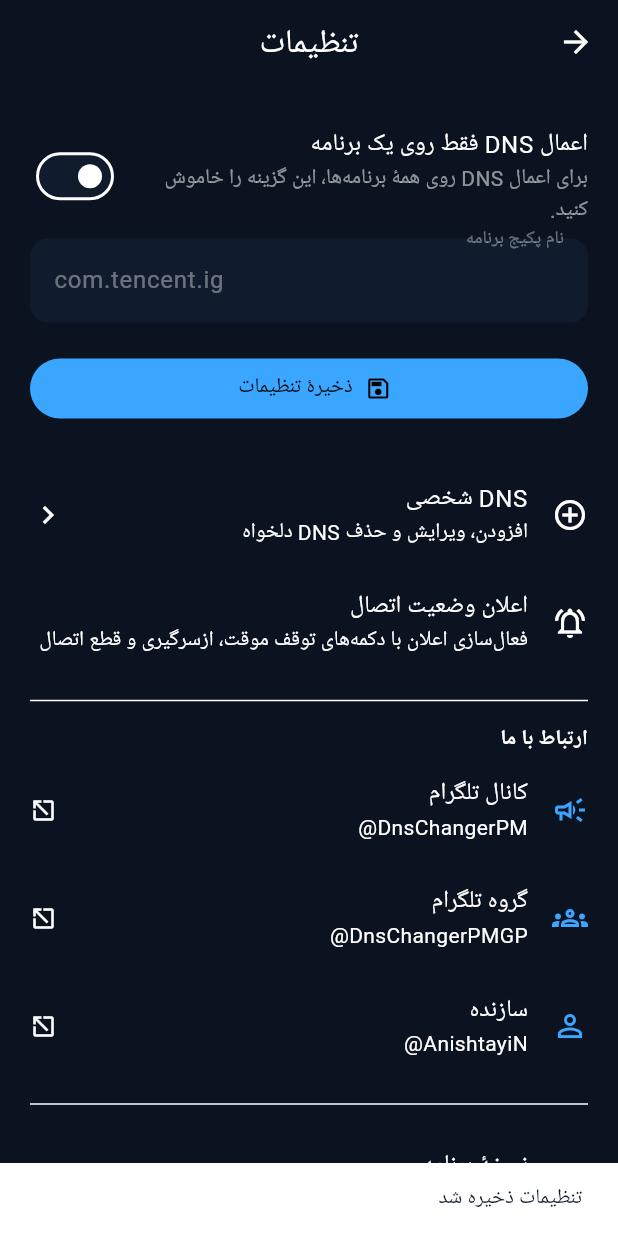
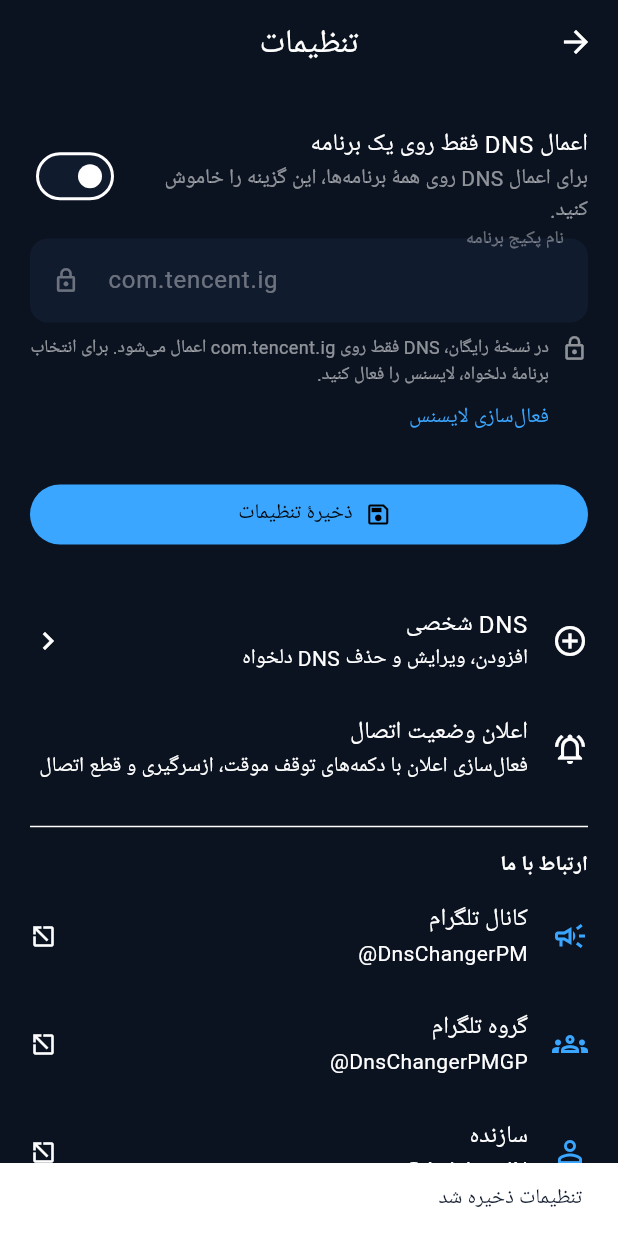
Before and after one commit to DnsChangerPM/app, a Flutter app: the SettingsScreen screen opened directly, after a tap on "ذخیرهٔ تنظیمات", on a phone screen of 412 x 824 dp. Run offline on Flutter 3.47's test engine with Material 3 defaults, Android fonts, the phone set to English and light mode, and no system bars; our stand-ins replace package_info_plus, shared_preferences; accounts and stored records are empty; network calls fail.

Commit message:
Lock single-app target package to com.tencent.ig without an active license

```diff
--- a/lib/screens/home_screen.dart
+++ b/lib/screens/home_screen.dart
@@ -10,6 +10,7 @@ import '../models/vpn_status.dart';
 import '../services/custom_dns_service.dart';
 import '../services/dns_catalog.dart';
 import '../services/license_service.dart';
+import '../services/target_package_policy.dart';
 import '../services/version_service.dart';
 import '../services/vpn_service.dart';
 import '../widgets/server_card.dart';
@@ -35,7 +36,7 @@ class _HomeScreenState extends State<HomeScreen> with WidgetsBindingObserver {
   bool _loading = true;
   String selectedId = 'cloudflare';
   bool focusGame = false;
-  String targetPackage = 'com.tencent.ig';
+  String targetPackage = TargetPackagePolicy.defaultTargetPackage;
   bool get running => _status.isConnected;
   bool get busy => _commandPending || _status.isBusy;
 
@@ -107,7 +108,12 @@ class _HomeScreenState extends State<HomeScreen> with WidgetsBindingObserver {
     }
     final nextServer = nextServers.firstWhere((server) => server.id == nextId);
     final nextFocus = prefs.getBool('focus_game') ?? false;
-    final nextPackage = prefs.getString('target_package') ?? 'com.tencent.ig';
+    // The single-app target is a licensed feature: free installs always fall
+    // back to the default package, whatever is stored in preferences.
+    final nextPackage = TargetPackagePolicy.resolve(
+      prefs.getString(TargetPackagePolicy.prefsKey),
+      licenseActive: _license.cachedInfo?.isActive ?? false,
+    );
     final changed = _selectedServer?.id != nextId ||
         !listEquals(_selectedServer?.addresses, nextServer.addresses) ||
         focusGame != nextFocus ||
@@ -260,8 +266,14 @@ class _HomeScreenState extends State<HomeScreen> with WidgetsBindingObserver {
           return;
         }
       }
+      // Re-resolve right before starting so a revoked/expired license instantly
+      // falls back to the free default package.
+      final effectivePackage = TargetPackagePolicy.resolve(
+        targetPackage,
+        licenseActive: _license.cachedInfo?.isActive ?? false,
+      );
       await _runCommand(() => _vpn.start(server.addresses,
-          allowedPackages: focusGame ? [targetPackage] : <String>[]));
+          allowedPackages: focusGame ? [effectivePackage] : <String>[]));
     }
   }
 
--- a/lib/screens/settings_screen.dart
+++ b/lib/screens/settings_screen.dart
@@ -4,9 +4,12 @@ import 'package:shared_preferences/shared_preferences.dart';
 import 'package:url_launcher/url_launcher.dart';
 
 import '../services/app_config.dart';
+import '../services/license_service.dart';
+import '../services/target_package_policy.dart';
 import '../services/version_service.dart';
 import '../services/vpn_service.dart';
 import 'custom_dns_screen.dart';
+import 'license_screen.dart';
 
 class SettingsScreen extends StatefulWidget {
   const SettingsScreen({super.key});
@@ -21,7 +24,9 @@ class _SettingsScreenState extends State<SettingsScreen> {
   bool _loading = true;
   bool _saving = false;
   bool _checking = false;
+  bool _licenseActive = false;
   String version = '';
+  final LicenseService _license = LicenseService();
 
   @override
   void initState() {
@@ -31,8 +36,19 @@ class _SettingsScreenState extends State<SettingsScreen> {
 
   Future<void> _init() async {
     final prefs = await SharedPreferences.getInstance();
+    await _license.load();
     if (!mounted) return;
-    _pkgController.text = prefs.getString('target_package') ?? 'com.tencent.ig';
+    _licenseActive = _license.cachedInfo?.isActive ?? false;
+    final resolved = TargetPackagePolicy.resolve(
+      prefs.getString(TargetPackagePolicy.prefsKey),
+      licenseActive: _licenseActive,
+    );
+    _pkgController.text = resolved;
+    // Free installs are pinned to the default package: normalise any stale
+    // value that was saved while a license was active.
+    if (prefs.getString(TargetPackagePolicy.prefsKey) != resolved) {
+      await prefs.setString(TargetPackagePolicy.prefsKey, resolved);
+    }
     focusGame = prefs.getBool('focus_game') ?? false;
     try {
       final info = await PackageInfo.fromPlatform();
@@ -49,16 +65,24 @@ class _SettingsScreenState extends State<SettingsScreen> {
 
   Future<void> _save() async {
     if (_saving || _loading) return;
-    final package = _pkgController.text.trim();
-    if (focusGame &&
-        !RegExp(r'^[a-zA-Z]\w*(\.[a-zA-Z]\w*)+$').hasMatch(package)) {
+    final package = _licenseActive
+        ? _pkgController.text.trim()
+        : TargetPackagePolicy.defaultTargetPackage;
+    if (!_licenseActive &&
+        _pkgController.text.trim() != TargetPackagePolicy.defaultTargetPackage) {
+      _pkgController.text = TargetPackagePolicy.defaultTargetPackage;
+      _snack(
+          'تغییر نام پکیج فقط با لایسنس فعال ممکن است؛ نسخهٔ رایگان روی ${TargetPackagePolicy.defaultTargetPackage} قفل است.');
+      return;
+    }
+    if (focusGame && !TargetPackagePolicy.isValidPackage(package)) {
       _snack('نام پکیج برنامه را درست وارد کنید؛ مثلاً com.tencent.ig');
       return;
     }
     setState(() => _saving = true);
     try {
       final prefs = await SharedPreferences.getInstance();
-      await prefs.setString('target_package', package);
+      await prefs.setString(TargetPackagePolicy.prefsKey, package);
       await prefs.setBool('focus_game', focusGame);
       _snack('تنظیمات ذخیره شد');
     } catch (_) {
@@ -132,13 +156,19 @@ class _SettingsScreenState extends State<SettingsScreen> {
                     activeColor: const Color(0xFF00D1B2),
                   ),
                   TextField(
+                    key: const Key('settings_target_package'),
                     controller: _pkgController,
-                    enabled: focusGame && !_saving,
+                    enabled: _licenseActive && focusGame && !_saving,
+                    readOnly: !_licenseActive,
                     textDirection: TextDirection.ltr,
                     autocorrect: false,
-                    decoration:
-                        _decoration('نام پکیج برنامه', 'com.tencent.ig'),
+                    decoration: _decoration(
+                      'نام پکیج برنامه',
+                      TargetPackagePolicy.defaultTargetPackage,
+                      locked: !_licenseActive,
+                    ),
                   ),
+                  if (!_licenseActive) _lockedPackageNotice(),
                   const SizedBox(height: 20),
                   FilledButton.icon(
                     onPressed: _saving ? null : _save,
@@ -208,10 +238,56 @@ class _SettingsScreenState extends State<SettingsScreen> {
     );
   }
 
-  InputDecoration _decoration(String label, String hint) {
+  Widget _lockedPackageNotice() {
+    return Padding(
+      key: const Key('settings_target_package_locked'),
+      padding: const EdgeInsets.only(top: 8),
+      child: Row(
+        crossAxisAlignment: CrossAxisAlignment.start,
+        children: [
+          const Icon(Icons.lock_outline, size: 18, color: Colors.white54),
+          const SizedBox(width: 8),
+          Expanded(
+            child: Column(
+              crossAxisAlignment: CrossAxisAlignment.start,
+              children: [
+                const Text(
+                  'در نسخهٔ رایگان، DNS فقط روی com.tencent.ig اعمال می‌شود. '
+                  'برای انتخاب برنامهٔ دلخواه، لایسنس را فعال کنید.',
+                  style: TextStyle(color: Colors.white54, fontSize: 12),
+                ),
+                TextButton(
+                  key: const Key('settings_unlock_license'),
+                  style: TextButton.styleFrom(
+                    padding: EdgeInsets.zero,
+                    tapTargetSize: MaterialTapTargetSize.shrinkWrap,
+                  ),
+                  onPressed: () async {
+                    await Navigator.of(context).push(
+                      MaterialPageRoute(builder: (_) => const LicenseScreen()),
+                    );
+                    if (!mounted) return;
+                    setState(() => _loading = true);
+                    await _init();
+                  },
+                  child: const Text('فعال‌سازی لایسنس'),
+                ),
+              ],
+            ),
+          ),
+        ],
+      ),
+    );
+  }
+
+  InputDecoration _decoration(String label, String hint,
+      {bool locked = false}) {
     return InputDecoration(
       labelText: label,
       hintText: hint,
+      suffixIcon: locked
+          ? const Icon(Icons.lock_outline, size: 18, color: Colors.white38)
+          : null,
       filled: true,
       fillColor: const Color(0xFF111B2E),
       border: OutlineInputBorder(
--- /dev/null
+++ b/lib/services/target_package_policy.dart
@@ -0,0 +1,24 @@
+/// Policy for the "apply DNS on a single app" target package.
+///
+/// Free (unlicensed) installs are locked to [defaultTargetPackage]. Only an
+/// active license unlocks editing, and the enforcement is applied everywhere
+/// the value is read — not just in the settings UI — so an older saved value
+/// (or a manually edited preference) can never leak into a free session.
+class TargetPackagePolicy {
+  static const String defaultTargetPackage = 'com.tencent.ig';
+  static const String prefsKey = 'target_package';
+
+  static final RegExp _packagePattern =
+      RegExp(r'^[a-zA-Z]\w*(\.[a-zA-Z]\w*)+$');
+
+  static bool isValidPackage(String value) =>
+      _packagePattern.hasMatch(value.trim());
+
+  /// The package that must actually be used, given the license state.
+  static String resolve(String? saved, {required bool licenseActive}) {
+    if (!licenseActive) return defaultTargetPackage;
+    final value = (saved ?? '').trim();
+    if (value.isEmpty || !isValidPackage(value)) return defaultTargetPackage;
+    return value;
+  }
+}
```
Also changed, not shown: 1 other file.
